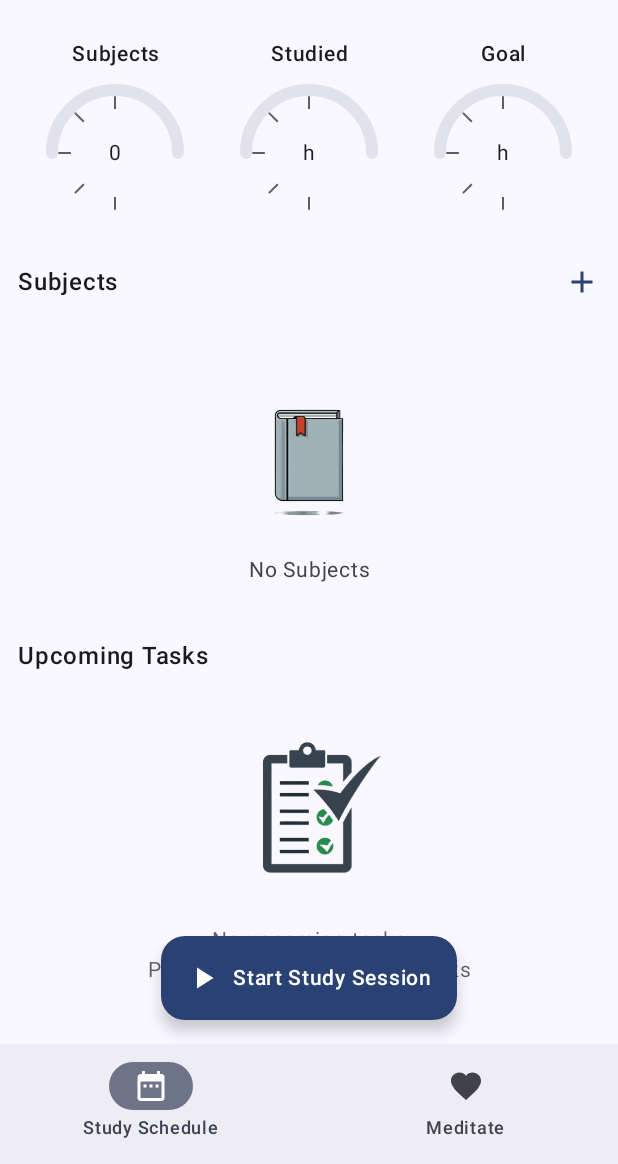
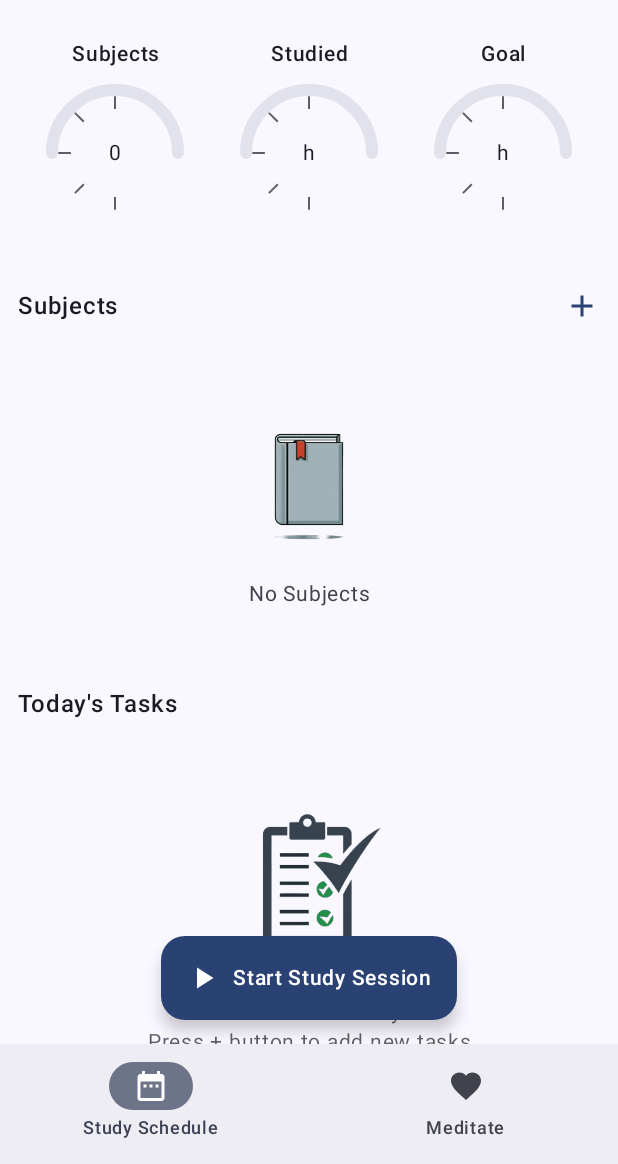
Before and after one commit to sbhjt-gr/mydenfocus, an Android app built with Jetpack Compose: the composable DashBoardScreenRoute shown on its own in the app's theme, on a phone screen of 412 x 824 dp, the part 72-1236 px from its top. Run offline under Robolectric (Android 15) with nearby library versions, the light colour scheme and no system bars; our stand-ins replace Dagger/Hilt's generated code, Room's generated code; libraries missing offline, so code that uses them is left out: com.ramcosta.composedestinations; 4 statements that could not run were skipped.

Commit message:
fix spacing between elements

```diff
--- a/app/src/main/java/com/gorai/myedenfocus/presentation/components/AddSubjectDialog.kt
+++ b/app/src/main/java/com/gorai/myedenfocus/presentation/components/AddSubjectDialog.kt
@@ -60,7 +60,7 @@ fun AddSubjectDialog(
     subjectNameError = when {
         subjectName.isBlank() -> "Subject name cannot be empty."
         subjectName.length < 2 -> "Subject name cannot be less than 2 characters."
-        subjectName.length > 20 -> "Subject name cannot be more than 20 characters."
+        subjectName.length > 50 -> "Subject name cannot be more than 50 characters."
         else -> null
     }
 
--- a/app/src/main/java/com/gorai/myedenfocus/presentation/components/TasksList.kt
+++ b/app/src/main/java/com/gorai/myedenfocus/presentation/components/TasksList.kt
@@ -74,7 +74,8 @@ fun LazyListScope.tasksList(
     } else {
         items(tasks) { task ->
             TaskCard(
-                modifier = Modifier.padding(horizontal = 12.dp, vertical = 6.dp),
+                modifier = Modifier
+                    .padding(horizontal = 16.dp),
                 task = task,
                 onCheckBoxClick = { onCheckBoxClick(task) },
                 onClick = { task.taskId?.let { onTaskCardClick(it) } }
--- a/app/src/main/java/com/gorai/myedenfocus/presentation/dashboard/DashboardScreen.kt
+++ b/app/src/main/java/com/gorai/myedenfocus/presentation/dashboard/DashboardScreen.kt
@@ -209,13 +209,15 @@ private fun DashboardScreen(
         LazyColumn(
             modifier = Modifier
                 .fillMaxSize()
-                .padding(paddingValues)
+                .padding(paddingValues),
+            verticalArrangement = Arrangement.spacedBy(16.dp)
         ) {
             item {
                 CountCardsSection(
                     modifier = Modifier
                         .fillMaxWidth()
-                        .padding(12.dp),
+                        .padding(12.dp)
+                        .padding(bottom = 0.dp),
                     subjectCount = state.totalSubjectCount,
                     studiedHours = state.totalStudiedHours,
                     goalHours = state.totalGoalStudyHours
@@ -223,7 +225,9 @@ private fun DashboardScreen(
             }
             item {
                 SubjectCardSection(
-                    modifier = Modifier.fillMaxWidth(),
+                    modifier = Modifier
+                        .fillMaxWidth()
+                        .padding(top = 0.dp),
                     subjectList = state.subjects,
                     onAddIconClicked = {
                         isAddSubjectDialogOpen = true
@@ -232,18 +236,15 @@ private fun DashboardScreen(
                 )
             }
             tasksList(
-                sectionTitle = "Upcoming Tasks",
-                emptyListText = "No upcoming tasks\n" + "Press + button to add new tasks",
+                sectionTitle = "Today's Tasks",
+                emptyListText = "No tasks for today\nPress + button to add new tasks",
                 tasks = tasks,
                 onTaskCardClick = onTaskCardClick,
                 onCheckBoxClick = { onEvent(DashboardEvent.OnTaskIsCompleteChange(it)) }
             )
-        item {
-            Spacer(modifier = Modifier.height(20.dp))
-        }
             studySessionsList(
                 sectionTitle = "Recent Study Sessions",
-                emptyListText = "No study sessions\n" + "Start a study session to begin recording your progress",
+                emptyListText = "No study sessions\nStart a study session to begin recording your progress",
                 sessions = recentSessions,
                 onDeleteIconClick = { session ->
                     isDeleteSubjectDialogOpen = true
@@ -356,7 +357,7 @@ private fun SubjectCardSection(
             }
         } else {
             Column(
-                modifier = Modifier.padding(horizontal = 12.dp),
+                modifier = Modifier.padding(horizontal = 16.dp),
                 verticalArrangement = Arrangement.spacedBy(12.dp)
             ) {
                 subjectList.forEach { subject ->
--- a/app/src/main/java/com/gorai/myedenfocus/presentation/task/TaskScreen.kt
+++ b/app/src/main/java/com/gorai/myedenfocus/presentation/task/TaskScreen.kt
@@ -121,7 +121,7 @@ private fun TaskScreen(
 
     taskTitleError = when {
         state.title.isBlank() -> "Please enter task title"
-        state.title.length < 4 -> "Task title is too short"
+        state.title.length < 3 -> "Task title is too short"
         state.title.length > 100 -> "Task title is too long"
         else -> null
     }
```
Also changed, not shown: app/src/main/java/com/gorai/myedenfocus/presentation/session/SessionScreen.kt (+13 -8 lines).
